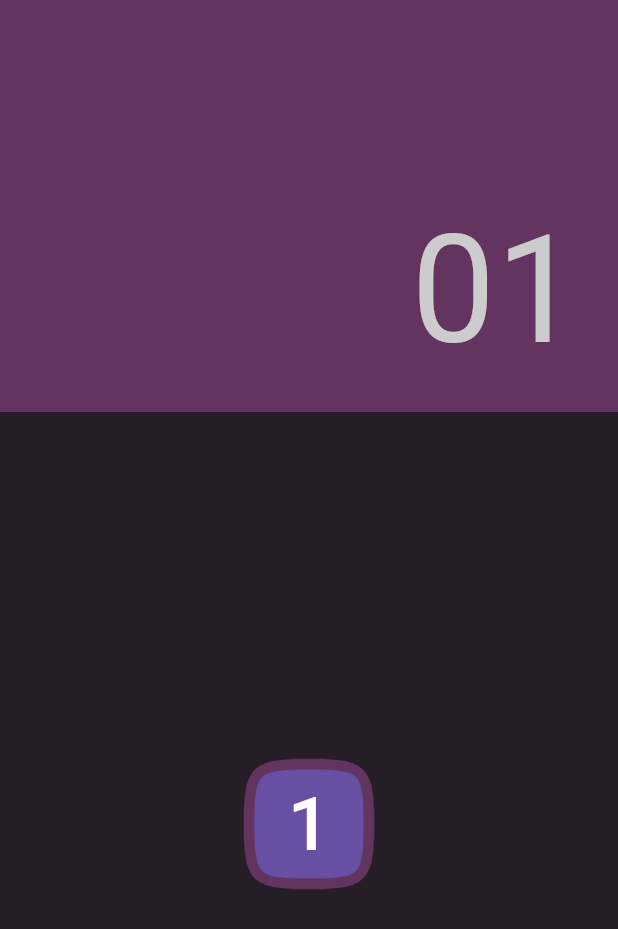
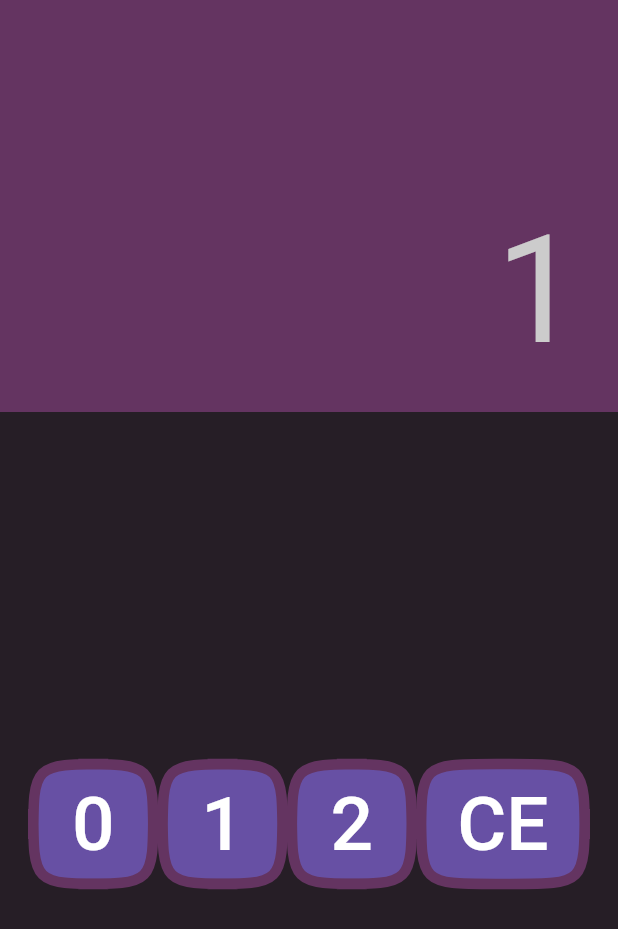
Before and after one commit to Guyllem/calculesther, a Flutter app: the screen it shows after launch, after a tap on an icon or button, on a phone screen of 412 x 824 dp. Shown: the top 929 px of the screen. Run offline on Flutter 3.47's test engine with Material 3 defaults, Android fonts, the light colour scheme and no system bars; Roboto replaces fonts that are missing (Filxgirl).

Commit message:
Class ButtonInterface setup and OP

```diff
--- a/lib/buttonInterface.dart
+++ b/lib/buttonInterface.dart
@@ -1,17 +1,39 @@
 import 'package:flutter/material.dart';
+import 'package:calculesther/theme/colors.dart';
 
 class ButtonInterface extends StatefulWidget {
-  const ButtonInterface({super.key});
+  final String label;
+  final Function(String) onTap;
+  const ButtonInterface({super.key, required this.label, required this.onTap});
 
   @override
   State<ButtonInterface> createState() => _ButtonInterfaceState();
 }
 
 class _ButtonInterfaceState extends State<ButtonInterface> {
+
+
   @override
   Widget build(BuildContext context) {
-    return Container(
-
-    );
+    return FilledButton(
+      onPressed: () {
+        widget.onTap(widget.label);
+      },
+      style : ButtonStyle(
+        minimumSize:  const WidgetStatePropertyAll(Size(80, 80)),
+        shape: WidgetStatePropertyAll(ContinuousRectangleBorder(
+          borderRadius: BorderRadius.circular(50),
+          side: const BorderSide(
+            color: AppColors.topLayout,
+            width: 7,
+          )
+          )
+        )
+        ),
+      child: Text(widget.label,
+        style: const TextStyle(
+          fontSize: 50,
+        ),),
+      );
   }
 }
--- a/lib/calculatrice.dart
+++ b/lib/calculatrice.dart
@@ -1,3 +1,4 @@
+import 'package:calculesther/buttonInterface.dart';
 import 'package:flutter/material.dart';
 import 'package:calculesther/theme/colors.dart';
 
@@ -14,7 +15,17 @@ class _CalculatriceState extends State<Calculatrice> {
 
   void _updateNumber(String number){
     setState(() {
-      _currentTap = "$_currentTap$number";
+      if (_currentTap == "0"){
+        _currentTap = number;
+      } else {
+        _currentTap = "$_currentTap$number";
+      }
+    });
+  }
+
+  void _clearUI(){
+    setState(() {
+      _currentTap = "0";
     });
   }
 
@@ -47,27 +58,10 @@ class _CalculatriceState extends State<Calculatrice> {
               child: Row(
                 mainAxisAlignment: MainAxisAlignment.spaceEvenly,
                 children: [
-                  FilledButton(
-                      onPressed: () {
-                        _updateNumber("1");
-                      },
-                      style: ButtonStyle(
-                        minimumSize: const WidgetStatePropertyAll(Size(80, 80)),
-                        shape: WidgetStatePropertyAll(ContinuousRectangleBorder(
-                          borderRadius: BorderRadius.circular(50),
-                          side: const BorderSide(
-                            color: AppColors.topLayout,
-                            width: 7
-                          )
-                          )
-                        )
-                      ),
-                      child: const Text("1",
-                        style: TextStyle(
-                          fontSize: 50,
-                        ),
-                      ),
-                  ),
+                  ButtonInterface(label: "0", onTap: (value) => _updateNumber(value)),
+                  ButtonInterface(label: "1", onTap: (value) => _updateNumber(value)),
+                  ButtonInterface(label: "2", onTap: (value) => _updateNumber(value)),
+                  ButtonInterface(label: "CE", onTap: (value) => _clearUI())
                 ],
               ),
             ),
```
